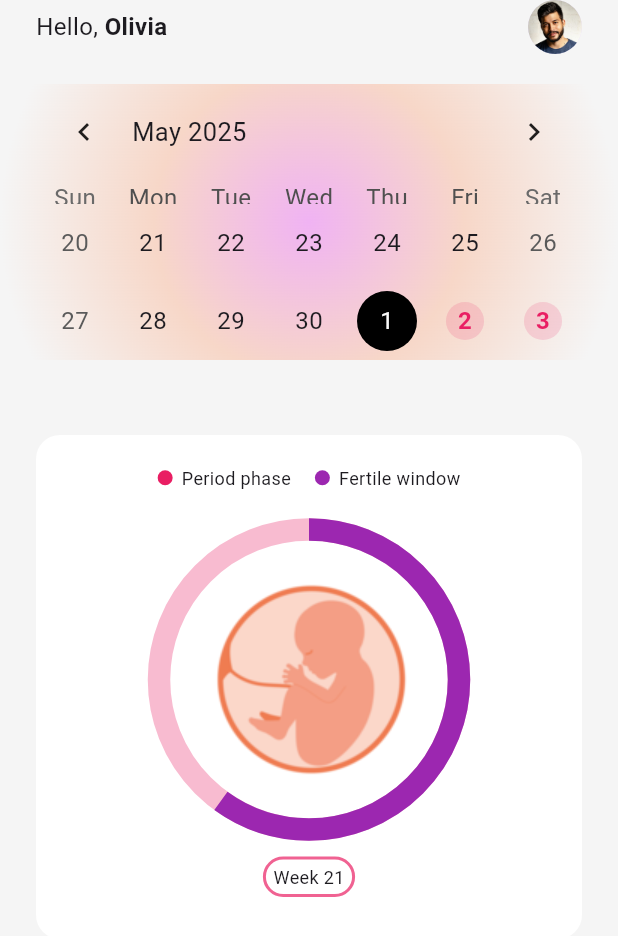
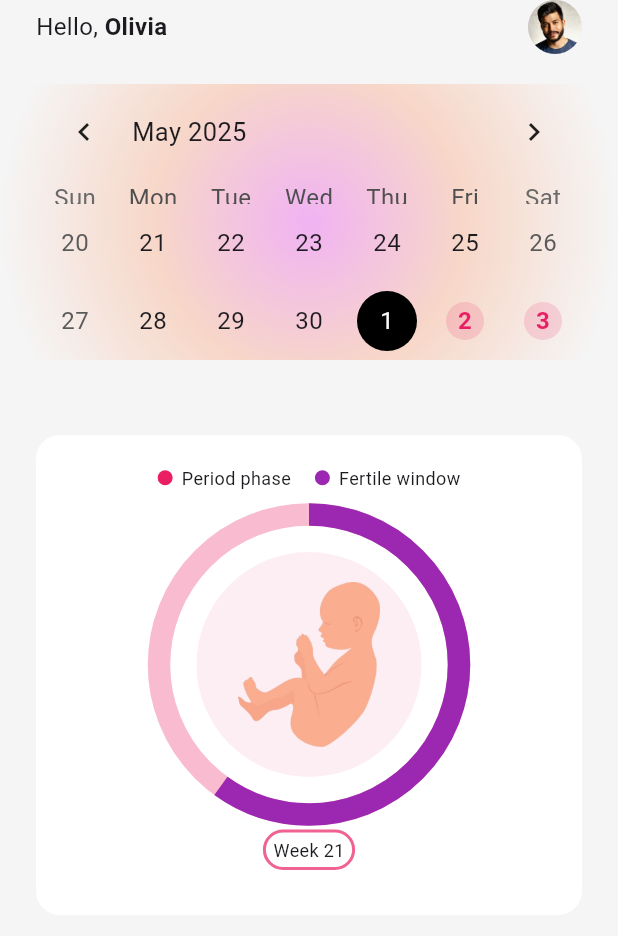
Before and after one commit to ClarenceLaria/ovia, a Flutter app: the HomeScreen screen opened directly, on a phone screen of 412 x 824 dp. Shown: the top 936 px of the screen. Run offline on Flutter 3.47's test engine with Material 3 defaults, Android fonts, the phone set to English and light mode, and no system bars; drawn by our look-alikes of table_calendar; our stand-ins replace smooth_page_indicator.

Commit message:
Pregnancy tracker image updates

```diff
--- a/lib/features/home/pregnancy_tracker.dart
+++ b/lib/features/home/pregnancy_tracker.dart
@@ -36,13 +36,22 @@ class PregnancyTracker extends StatelessWidget {
                   valueColor: const AlwaysStoppedAnimation(Colors.purple),
                 ),
               ),
-              Image.asset('assets/images/fetus.png', height: 220),
+              Container(
+                width: 150,
+                height: 150,
+                decoration: BoxDecoration(
+                  borderRadius: BorderRadius.circular(150),
+                  color: Colors.pink.shade100.withOpacity(0.25),
+                ),
+                padding: const EdgeInsets.all(20),
+                child: Image.asset('assets/images/baby.png', height: 80)
+              ),
             ],
           ),
          Column(
             children: [
               Container(
-                margin: const EdgeInsets.symmetric(vertical: 8),
+                margin: const EdgeInsets.symmetric(vertical: 10),
                 decoration: BoxDecoration(
                   border: Border.all(color: Colors.pink.shade300, width: 2),
                   borderRadius: BorderRadius.circular(20),
```
Also changed, not shown: assets/images/baby.png (added).
